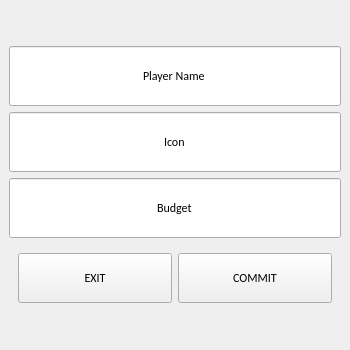
HausMeister008/TikTakToeWithDavid, file add_player_window.ui: the form before one commit.
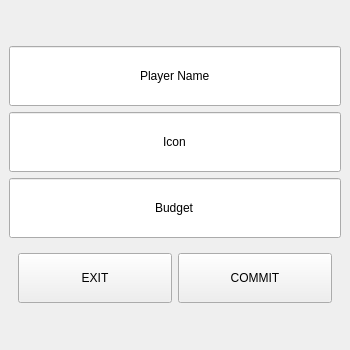
The form after the commit.

Diff of the .ui file:
```diff
--- a/add_player_window.ui
+++ b/add_player_window.ui
@@ -17,9 +17,7 @@
    </size>
   </property>
   <property name="font">
-   <font>
-    <family>Calibri</family>
-   </font>
+   <font/>
   </property>
   <property name="windowTitle">
    <string>MainWindow</string>
@@ -35,9 +33,7 @@
     </sizepolicy>
    </property>
    <property name="font">
-    <font>
-     <family>Calibri</family>
-    </font>
+    <font/>
    </property>
    <layout class="QGridLayout" name="gridLayout">
     <property name="leftMargin">
```
